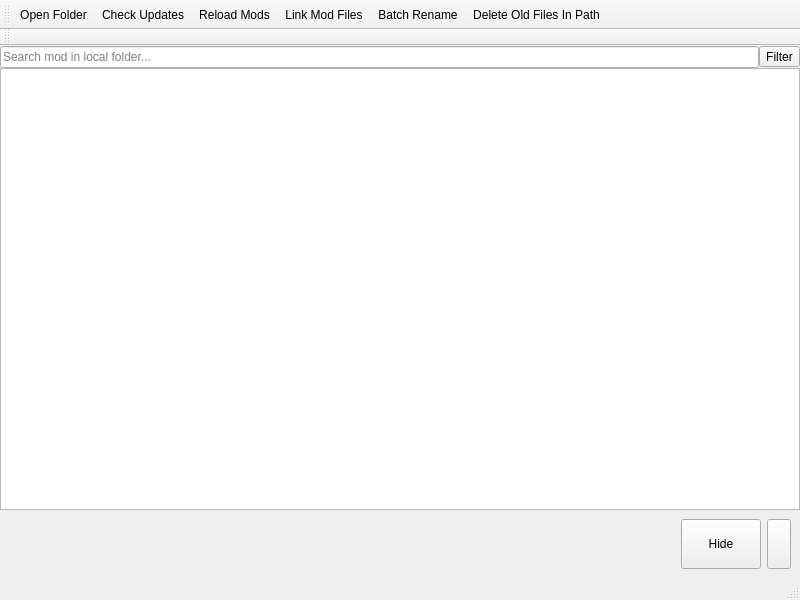
The window that src/ui/local/localmodbrowser.ui (kaniol-lck/modmanager) describes before a commit, drawn with Qt 5.
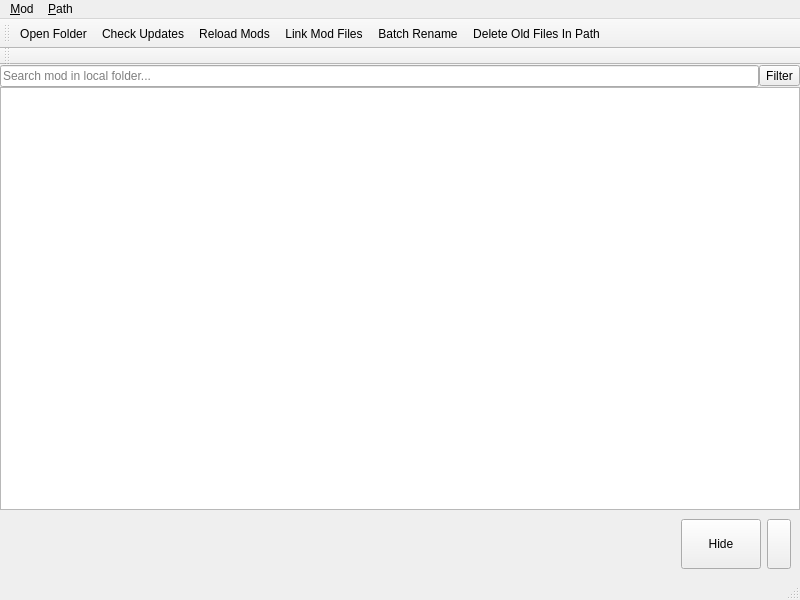
The same window after the commit. Icons and pictures are not drawn.

Patch:
```diff
--- a/src/ui/local/localmodbrowser.ui
+++ b/src/ui/local/localmodbrowser.ui
@@ -309,6 +309,44 @@
     <bool>true</bool>
    </attribute>
   </widget>
+  <widget class="QMenuBar" name="menuBar">
+   <property name="geometry">
+    <rect>
+     <x>0</x>
+     <y>0</y>
+     <width>800</width>
+     <height>31</height>
+    </rect>
+   </property>
+   <widget class="QMenu" name="menuMod">
+    <property name="title">
+     <string>&amp;Mod</string>
+    </property>
+    <addaction name="actionToggle_Enable"/>
+    <addaction name="actionToggle_Star"/>
+    <addaction name="separator"/>
+    <addaction name="actionRename_Selected_Mods"/>
+    <addaction name="actionRename_to"/>
+   </widget>
+   <widget class="QMenu" name="menuPath">
+    <property name="title">
+     <string>&amp;Path</string>
+    </property>
+    <addaction name="actionOpen_Folder"/>
+    <addaction name="actionFind_New_Mods"/>
+    <addaction name="actionExport"/>
+    <addaction name="separator"/>
+    <addaction name="actionReload_Mods"/>
+    <addaction name="actionBatch_Rename"/>
+    <addaction name="actionDelete_Old_Files_In_Path"/>
+    <addaction name="separator"/>
+    <addaction name="actionLink_Mod_Files"/>
+    <addaction name="actionCheck_Updates"/>
+    <addaction name="actionUpdate_All"/>
+   </widget>
+   <addaction name="menuMod"/>
+   <addaction name="menuPath"/>
+  </widget>
   <action name="actionReload_Mods">
    <property name="icon">
     <iconset theme="view-refresh">
```
